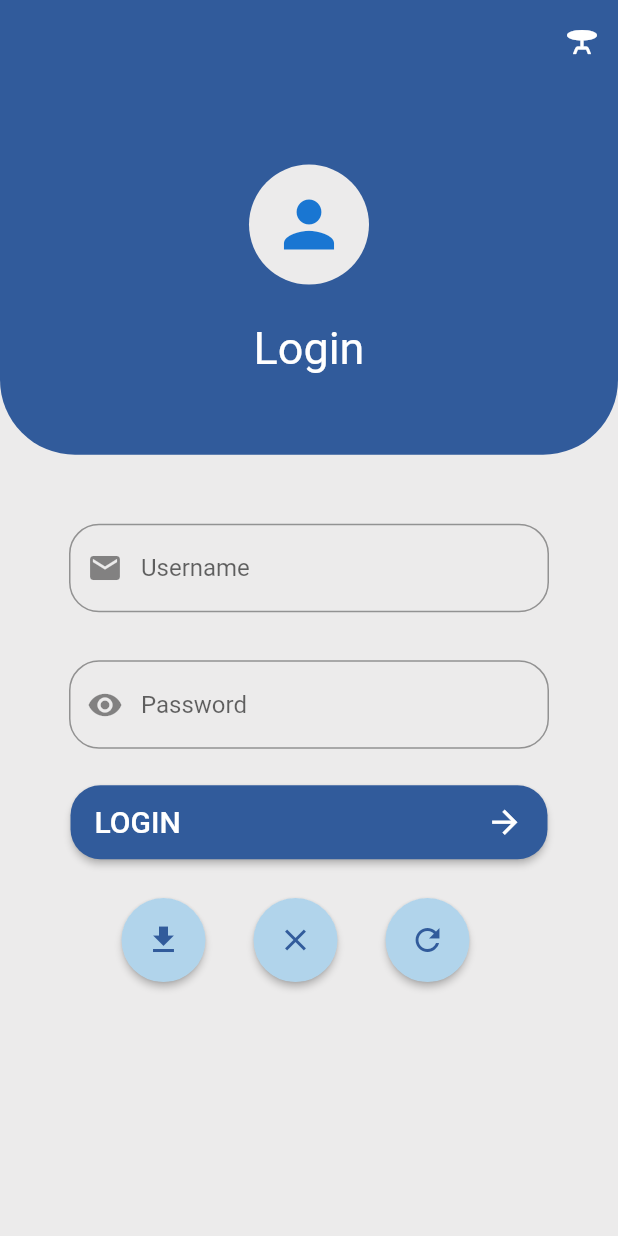
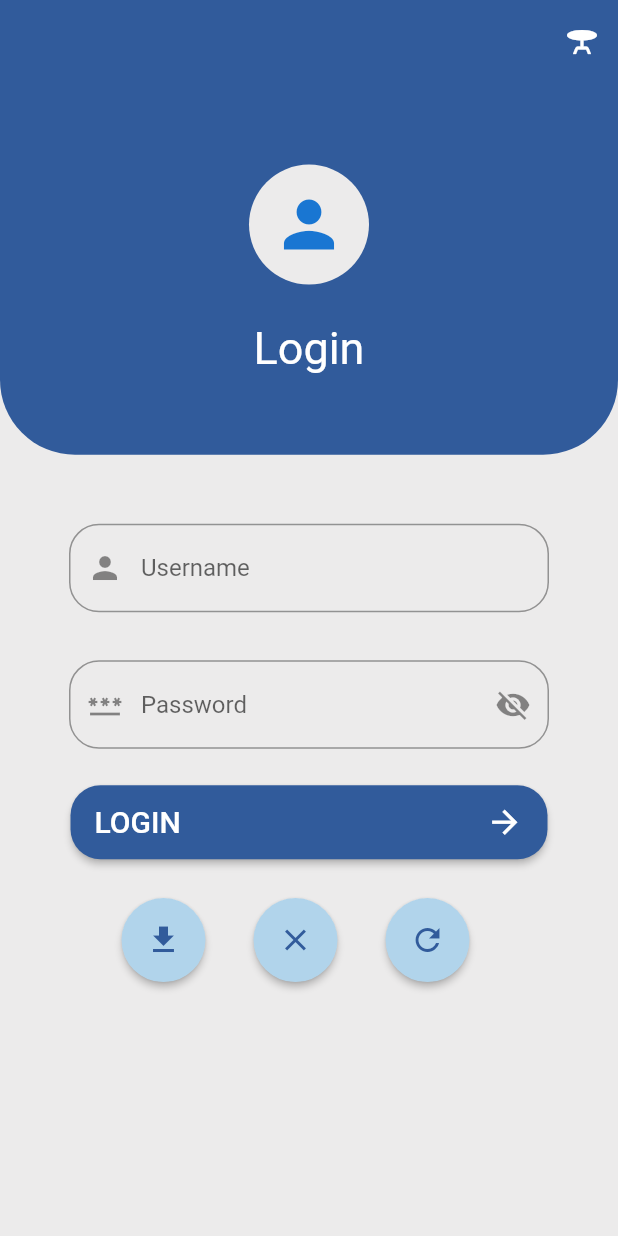
Before and after one commit to vegaKannur12/orderapp, a Flutter app: the StaffLogin screen opened directly, on a phone screen of 412 x 824 dp. Run offline on Flutter 3.47's test engine with Material 2 defaults, Android fonts, the phone set to English and light mode, and no system bars; our stand-ins replace flutter_spinkit, shared_preferences, sqflite; accounts and stored records are empty; Roboto replaces fonts that are missing (Raleway).

Commit message:
password show

```diff
--- a/lib/screen/staffLoginScreen.dart
+++ b/lib/screen/staffLoginScreen.dart
@@ -15,6 +15,7 @@ import '../components/waveclipper.dart';
 import 'downloadedPage.dart';
 
 class StaffLogin extends StatelessWidget {
+  bool _isObscure = true;
   final _formKey = GlobalKey<FormState>();
   GlobalKey<ScaffoldState> _scaffoldKey = GlobalKey<ScaffoldState>();
   TextEditingController controller1 = TextEditingController();
@@ -333,11 +334,25 @@ class StaffLogin extends StatelessWidget {
       child: Padding(
         padding: const EdgeInsets.all(16.0),
         child: TextFormField(
-          obscureText: type == "password" ? true : false,
+          obscureText: type == "password" ? _isObscure : false ,
           controller: controllerValue,
           decoration: InputDecoration(
-              prefixIcon:
-                  type == "password" ? Icon(Icons.remove_red_eye) : Icon(Icons.email),
+              prefixIcon: type == "password"
+                  ? Icon(Icons.password)
+                  : Icon(Icons.person),
+              suffixIcon: type == "password"
+                  ? IconButton(
+                    icon: Icon(
+                        _isObscure ? Icons.visibility_off : Icons.visibility,
+                      ),
+                      onPressed: () {
+                        print("press");
+                        _isObscure = !_isObscure;
+                        print("_isObscure $_isObscure");
+                      },
+
+                    )
+                  : null,
               border: OutlineInputBorder(
                 borderRadius: BorderRadius.circular(20),
                 borderSide: BorderSide(
```
